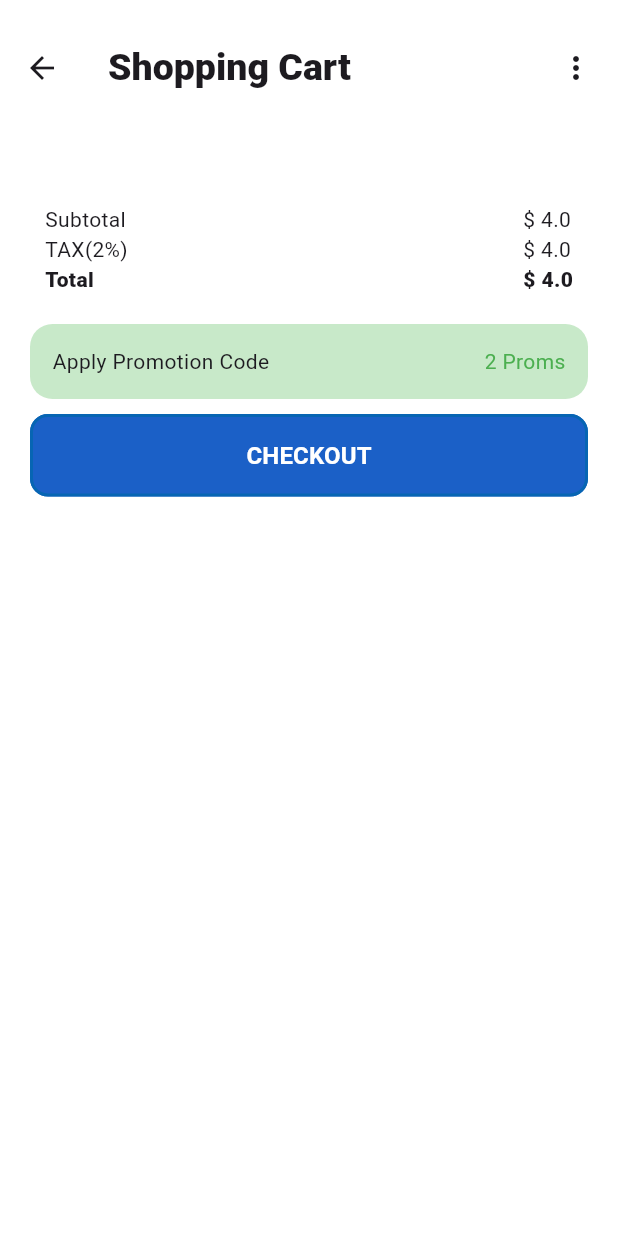
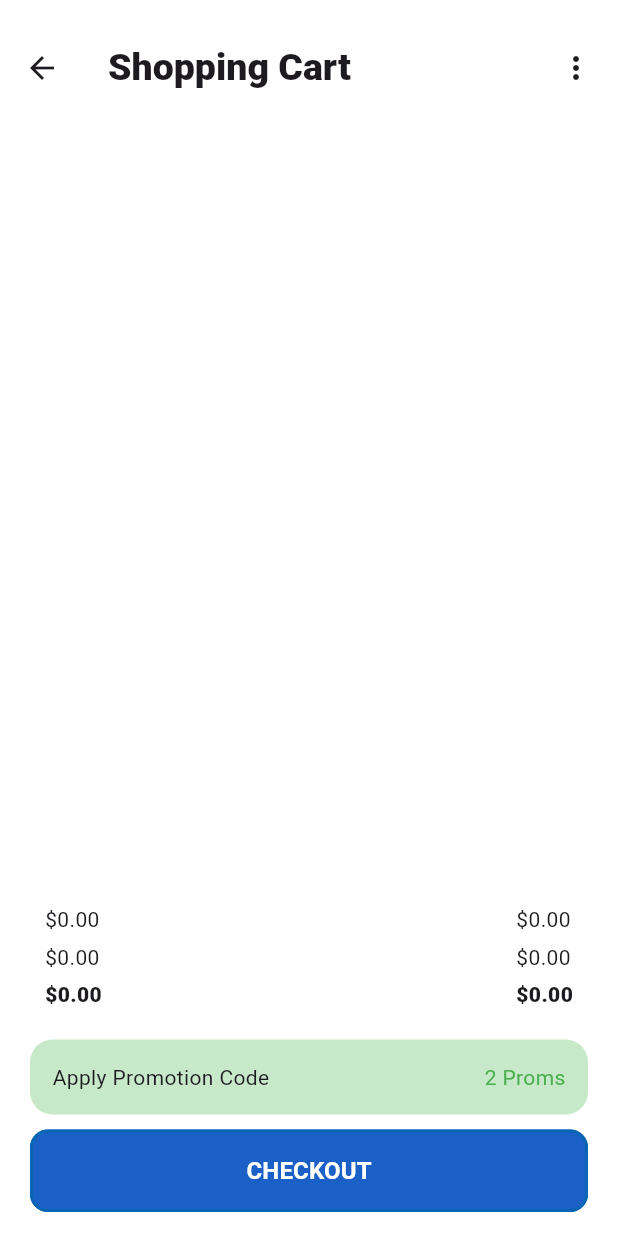
Before and after one commit to Nabin1-chand/Agro, a Flutter app: the ShopingCartScreen screen opened directly, on a phone screen of 412 x 824 dp. Run offline on Flutter 3.47's test engine with Material 3 defaults, Android fonts, the phone set to English and light mode, and no system bars; our stand-ins replace carousel_slider.

Commit message:
show total amount and tax amount in shopping cart screen

```diff
--- a/lib/model/cart_model.dart
+++ b/lib/model/cart_model.dart
@@ -2,5 +2,11 @@ class CartItem {
   final String name;
   final String image;
   final double price;
-  CartItem({required this.image, required this.name, required this.price});
+  int quantity;
+  CartItem({
+    required this.image,
+    required this.name,
+    required this.price,
+    this.quantity = 1,
+  });
 }
--- a/lib/provider/card_provider.dart
+++ b/lib/provider/card_provider.dart
@@ -34,4 +34,28 @@ class CardProvider with ChangeNotifier {
     _cartItems.remove(item);
     notifyListeners();
   }
+
+  void incrementItemCart(
+    int index,
+  ) {
+    cartItems[index].quantity++;
+    notifyListeners();
+  }
+
+  void decrementItemCart(int index) {
+    if (cartItems[index].quantity > 0) {
+      cartItems[index].quantity--;
+    }
+  }
+
+  double get subTotal {
+    double total = 0.0;
+    for (var item in cartItems) {
+      total += item.price * item.quantity;
+    }
+    return total;
+  }
+
+  double get tax => subTotal * 0.02;
+  double get total => subTotal + tax;
 }
--- a/lib/screen/shopping_cart_screen.dart
+++ b/lib/screen/shopping_cart_screen.dart
@@ -5,19 +5,16 @@ import 'package:flutter/material.dart';
 import 'package:provider/provider.dart';
 
 class ShopingCartScreen extends StatelessWidget {
-  // final String name;
-  // final double price;
-  // final String image;
   const ShopingCartScreen({
     super.key,
-    // required this.name,
-    // required this.price,
-    // required this.image
   });
 
   @override
   Widget build(BuildContext context) {
     final cartItems = Provider.of<CardProvider>(context).cartItems;
+    final subtotal = Provider.of<CardProvider>(context).subTotal;
+    final tax = Provider.of<CardProvider>(context).tax;
+    final total = Provider.of<CardProvider>(context).total;
 
     return Scaffold(
       appBar: AppBar(
@@ -35,20 +32,18 @@ class ShopingCartScreen extends StatelessWidget {
           ],
         ),
       ),
-      body: SingleChildScrollView(
-        child: Padding(
+      body: Padding(
         padding: const EdgeInsets.symmetric(horizontal: 20, vertical: 16),
         child: Column(
           children: [
-              ListView.separated(
+            Expanded(
+              child: ListView.separated(
                 scrollDirection: Axis.vertical,
                 shrinkWrap: true,
                 itemCount: cartItems.length,
                 itemBuilder: (context, index) {
                   return ShoppingCartItemWidget(
-                    name: cartItems[index].name,
-                    price: cartItems[index].price,
-                    image: cartItems[index].image,
+                    index: index,
                   );
                 },
                 separatorBuilder: (BuildContext context, int index) {
@@ -63,6 +58,7 @@ class ShopingCartScreen extends StatelessWidget {
                   );
                 },
               ),
+            ),
             SizedBox(
               height: 20,
             ),
@@ -74,10 +70,16 @@ class ShopingCartScreen extends StatelessWidget {
                   Column(
                     crossAxisAlignment: CrossAxisAlignment.start,
                     children: [
-                        Text('Subtotal'),
-                        Text('TAX(2%)'),
+                      Text("\$${subtotal.toStringAsFixed(2)}"),
+                      SizedBox(
+                        height: 5,
+                      ),
+                      Text("\$${tax.toStringAsFixed(2)}"),
+                      SizedBox(
+                        height: 5,
+                      ),
                       Text(
-                          'Total',
+                        "\$${total.toStringAsFixed(2)}",
                         style: TextStyle(fontWeight: FontWeight.w800),
                       )
                     ],
@@ -85,14 +87,16 @@ class ShopingCartScreen extends StatelessWidget {
                   Column(
                     crossAxisAlignment: CrossAxisAlignment.start,
                     children: [
-                        Text(
-                          "\$ 4.0",
+                      Text("\$${subtotal.toStringAsFixed(2)}"),
+                      SizedBox(
+                        height: 5,
+                      ),
+                      Text("\$${tax.toStringAsFixed(2)}"),
+                      SizedBox(
+                        height: 5,
                       ),
                       Text(
-                          "\$ 4.0",
-                        ),
-                        Text(
-                          "\$ 4.0",
+                        "\$${total.toStringAsFixed(2)}",
                         style: TextStyle(fontWeight: FontWeight.w800),
                       )
                     ],
@@ -129,7 +133,6 @@ class ShopingCartScreen extends StatelessWidget {
           ],
         ),
       ),
-      ),
     );
   }
 }
```
Also changed, not shown: lib/screen/widget/shopping_cart_widget.dart (+20 -13 lines). Lines whose indentation alone changed are shown as unchanged.
